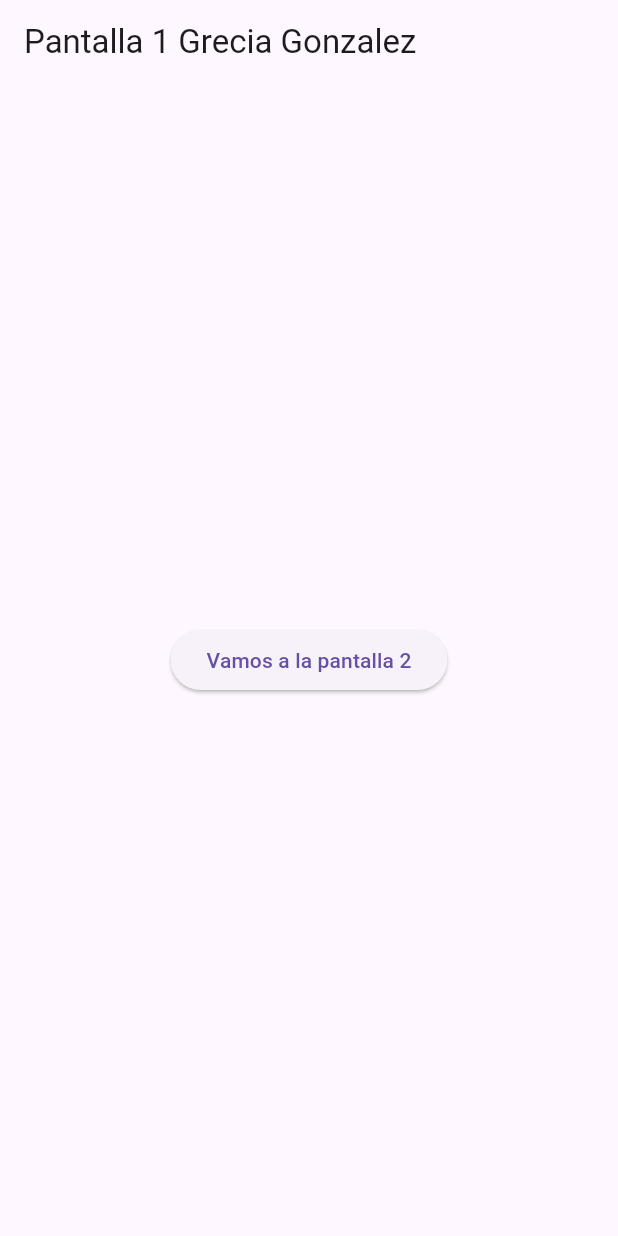
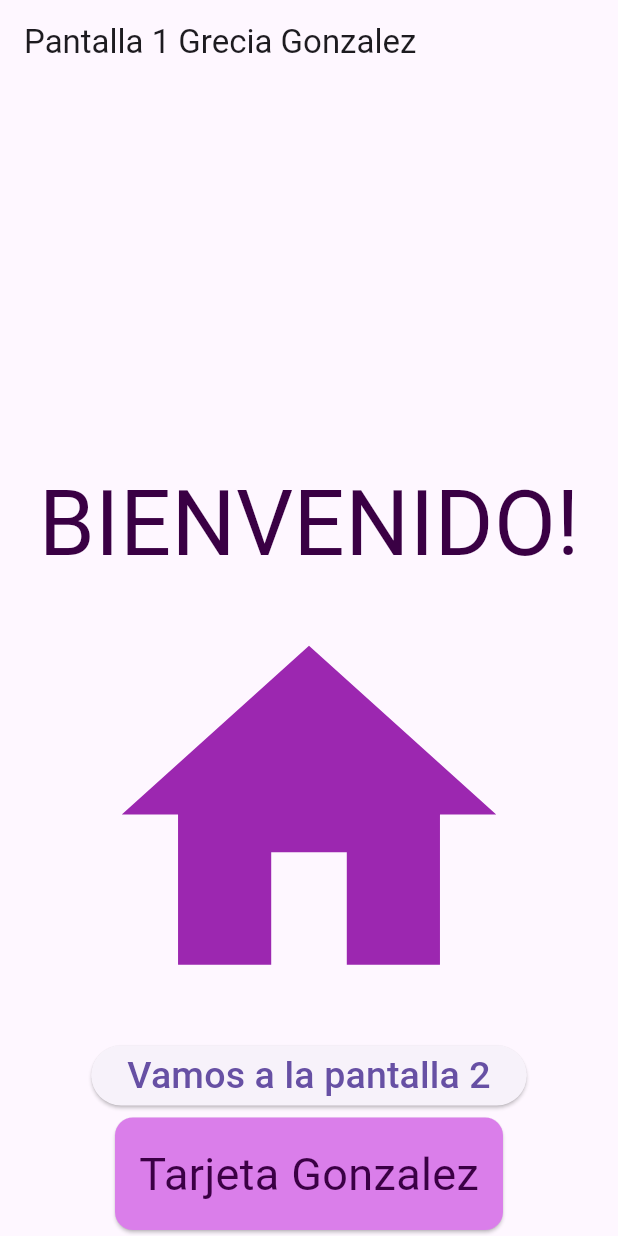
Before and after one commit to GonzalezBGA128/p12-RutasPaginas-6I, a Flutter app: the screen it shows after launch, on a phone screen of 412 x 824 dp. Run offline on Flutter 3.47's test engine with Material 3 defaults, Android fonts, the phone set to English and light mode, and no system bars.

Commit message:
Update pantalla1.dart

```diff
--- a/lib/pantalla1.dart
+++ b/lib/pantalla1.dart
@@ -10,14 +10,42 @@ class Pantalla1 extends StatelessWidget {
       appBar: AppBar(
         title: const Text('Pantalla 1 Grecia Gonzalez'),
       ),
-      body: Center(
-          child: ElevatedButton(
-        child: const Text("Vamos a la pantalla 2"),
-        onPressed: () {
-          Navigator.pushNamed(context, "/pantalla2",
-              arguments: "Mensaje desde la pantalla 1");
-        },
-      )),
+      body: Column(
+        mainAxisAlignment: MainAxisAlignment.end,
+        children: <Widget>[
+          Align(
+            alignment: Alignment.center,
+          ),
+          Text(
+            "BIENVENIDO!",
+            style: TextStyle(
+              fontSize: 60,
+              color: Color(0xff3a0044),
+            ),
+          ),
+          Icon(Icons.home, size: 300, color: Colors.purple),
+          ElevatedButton(
+            child: const Text("Vamos a la pantalla 2",
+                style: TextStyle(
+                  fontSize: 25,
+                )),
+            onPressed: () {
+              Navigator.pushNamed(context, "/pantalla2",
+                  arguments: "Mensaje desde la pantalla 1");
+            },
+          ),
+          Card(
+            child: Padding(
+              padding: EdgeInsets.all(16),
+              child: Text(
+                "Tarjeta Gonzalez",
+                style: TextStyle(fontSize: 30, color: Color(0xff3a0044)),
+              ),
+            ),
+            color: Color(0xffda7eea),
+          )
+        ],
+      ),
     );
   } //widget
 } //fin clase pantalla 1
```
